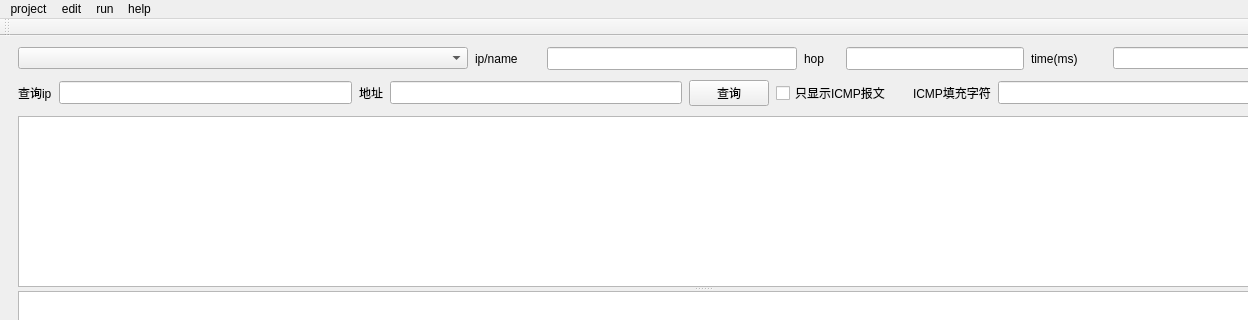
First picture: the form in tracertplus/mainwindow.ui, repository djh-sudo/Tracert, before the edit; both pictures show x 0 to 1248 and y 0 to 320 of the 1406 by 672 pixel window.
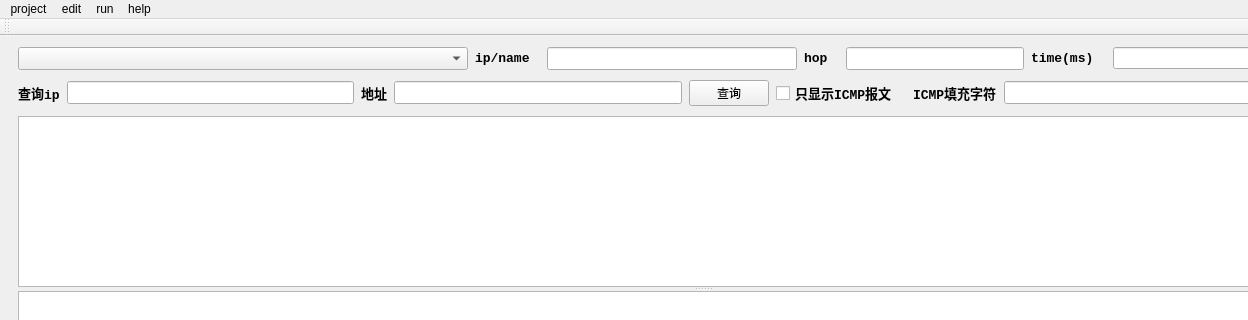
Second picture: the form after the edit. Icons and pictures are not drawn.

What changed in the file:
```diff
--- a/tracertplus/mainwindow.ui
+++ b/tracertplus/mainwindow.ui
@@ -39,6 +39,14 @@
            <height>0</height>
           </size>
          </property>
+         <property name="font">
+          <font>
+           <family>Consolas</family>
+           <pointsize>10</pointsize>
+           <weight>75</weight>
+           <bold>true</bold>
+          </font>
+         </property>
         </widget>
        </item>
        <item>
@@ -49,6 +57,14 @@
            <height>0</height>
           </size>
          </property>
+         <property name="font">
+          <font>
+           <family>Consolas</family>
+           <pointsize>10</pointsize>
+           <weight>75</weight>
+           <bold>true</bold>
+          </font>
+         </property>
          <property name="text">
           <string>ip/name</string>
          </property>
@@ -80,6 +96,14 @@
            <height>0</height>
           </size>
          </property>
+         <property name="font">
+          <font>
+           <family>Consolas</family>
+           <pointsize>10</pointsize>
+           <weight>75</weight>
+           <bold>true</bold>
+          </font>
+         </property>
          <property name="text">
           <string>hop</string>
          </property>
@@ -111,6 +135,14 @@
            <height>0</height>
           </size>
          </property>
+         <property name="font">
+          <font>
+           <family>Consolas</family>
+           <pointsize>10</pointsize>
+           <weight>75</weight>
+           <bold>true</bold>
+          </font>
+         </property>
          <property name="text">
           <string>time(ms)</string>
          </property>
@@ -171,6 +203,14 @@
        </property>
        <item>
         <widget class="QLabel" name="label_4">
+         <property name="font">
+          <font>
+           <family>Consolas</family>
+           <pointsize>10</pointsize>
+           <weight>75</weight>
+           <bold>true</bold>
+          </font>
+         </property>
          <property name="text">
           <string>查询ip</string>
          </property>
@@ -196,6 +236,14 @@
        </item>
        <item>
         <widget class="QLabel" name="label_5">
+         <property name="font">
+          <font>
+           <family>Consolas</family>
+           <pointsize>10</pointsize>
+           <weight>75</weight>
+           <bold>true</bold>
+          </font>
+         </property>
          <property name="text">
           <string>地址</string>
          </property>
@@ -237,6 +285,14 @@
            <height>0</height>
           </size>
          </property>
+         <property name="font">
+          <font>
+           <family>Consolas</family>
+           <pointsize>10</pointsize>
+           <weight>75</weight>
+           <bold>true</bold>
+          </font>
+         </property>
          <property name="text">
           <string>只显示ICMP报文</string>
          </property>
@@ -244,6 +300,14 @@
        </item>
        <item>
         <widget class="QLabel" name="label_6">
+         <property name="font">
+          <font>
+           <family>Consolas</family>
+           <pointsize>10</pointsize>
+           <weight>75</weight>
+           <bold>true</bold>
+          </font>
+         </property>
          <property name="text">
           <string>ICMP填充字符</string>
          </property>
```
Left out of the diff: 8 changed lines with no effect on the pictures.
